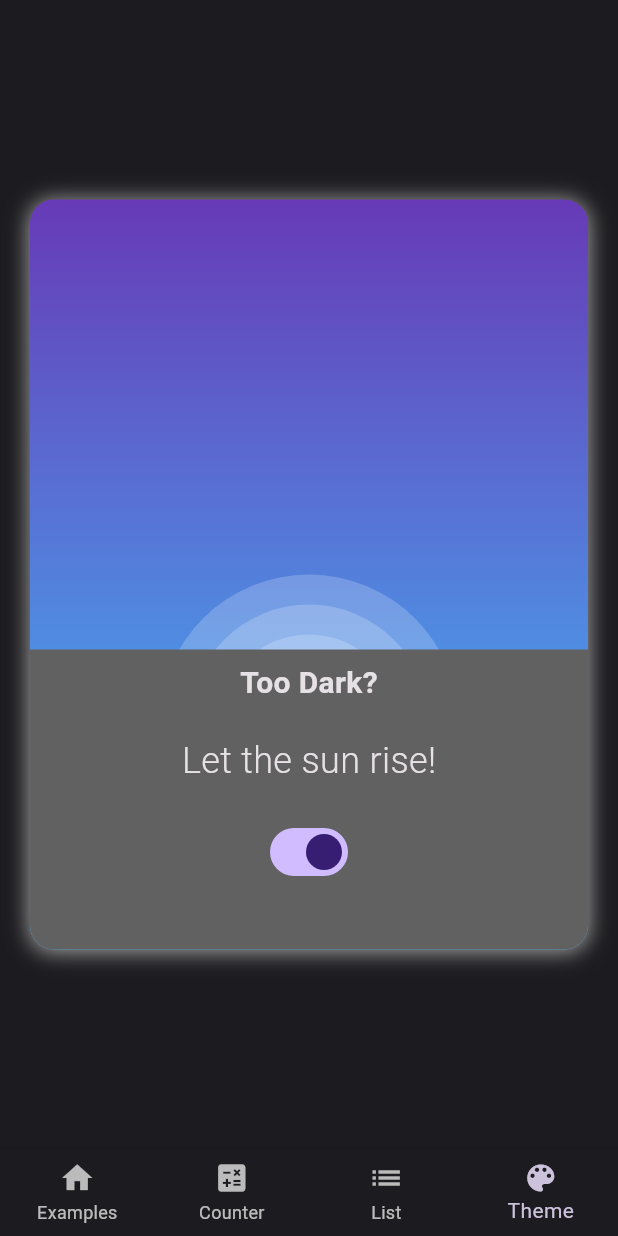
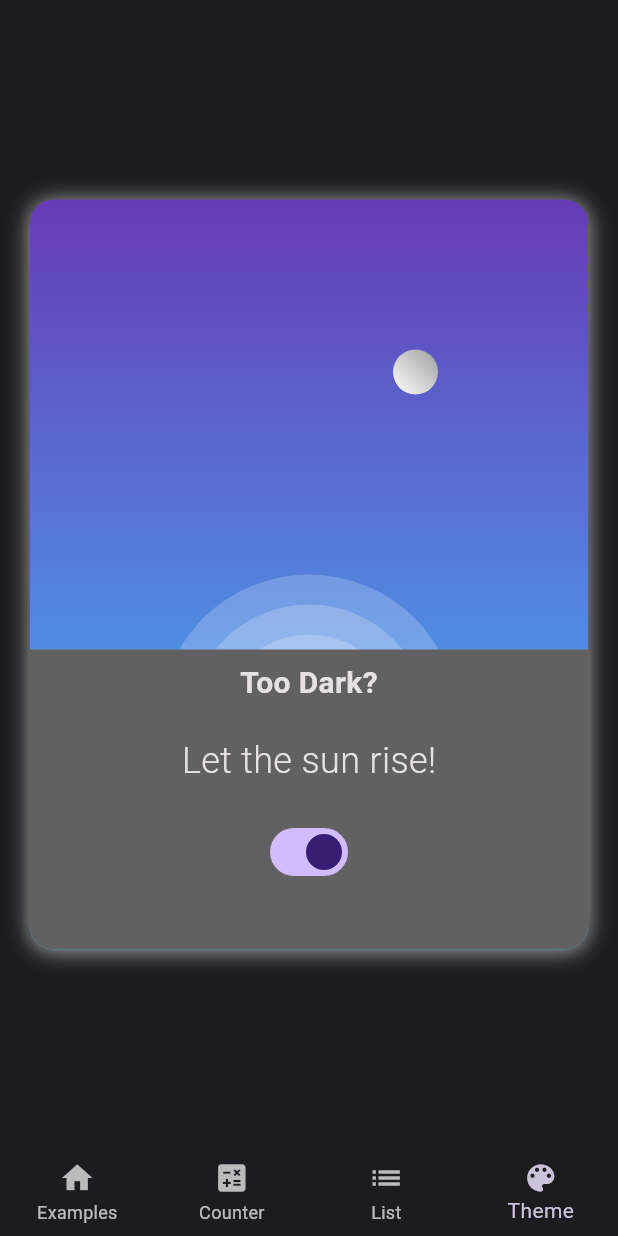
Before and after one commit to we-mohd-i001/flutter_basics, a Flutter app: the screen it shows after launch, item 4 of the bottom bar chosen, on a phone screen of 412 x 824 dp. Run offline on Flutter 3.47's test engine with Material 2 defaults, Android fonts, the phone set to English and light mode, and no system bars; network calls fail.

Commit message:
Added moon to the night sky

```diff
--- a/lib/theme/screens/theme_screen.dart
+++ b/lib/theme/screens/theme_screen.dart
@@ -1,5 +1,6 @@
 import 'package:flutter/material.dart';
 import 'package:flutter_basics/application/theme_service.dart';
+import 'package:flutter_basics/theme/widgets/moon.dart';
 import 'package:flutter_basics/theme/widgets/sun.dart';
 import 'package:provider/provider.dart';
 
@@ -35,6 +36,16 @@ class ThemeScreen extends StatelessWidget {
             ),
             child: Stack(
               children: [
+                AnimatedPositioned(
+                  duration: const Duration(milliseconds: 400),
+                  top: !themeService.isDarkModeOn ? 100 : 150,
+                  right: !themeService.isDarkModeOn ? 100 : -30,
+                  child: AnimatedOpacity(
+                      opacity: themeService.isDarkModeOn ? 0 : 1,
+                      duration: const Duration(milliseconds: 456),
+                    child: const Moon(),
+                  ),
+                ),
                 AnimatedPadding(
                   duration: Duration(
                       milliseconds: themeService.isDarkModeOn ? 456 : 300),
--- /dev/null
+++ b/lib/theme/widgets/moon.dart
@@ -0,0 +1,19 @@
+import 'package:flutter/material.dart';
+
+class Moon extends StatelessWidget {
+  const Moon({super.key});
+
+  @override
+  Widget build(BuildContext context) {
+    return Container(
+      height: 30,
+      width: 30,
+      decoration: const BoxDecoration(
+          shape: BoxShape.circle,
+          gradient: LinearGradient(
+              colors: [Colors.white, Colors.grey],
+              begin: Alignment.bottomLeft,
+              end: Alignment.topRight)),
+    );
+  }
+}
--- a/lib/theme/widgets/sun.dart
+++ b/lib/theme/widgets/sun.dart
@@ -20,7 +20,7 @@ class Sun extends StatelessWidget {
               decoration: const BoxDecoration(
                   shape: BoxShape.circle,
                   gradient: LinearGradient(
-                      colors: [Colors.red, Colors.orange],
+                      colors: [Colors.deepOrange, Colors.yellow],
                       begin: Alignment.bottomLeft,
                       end: Alignment.topRight)),
             ),
```
